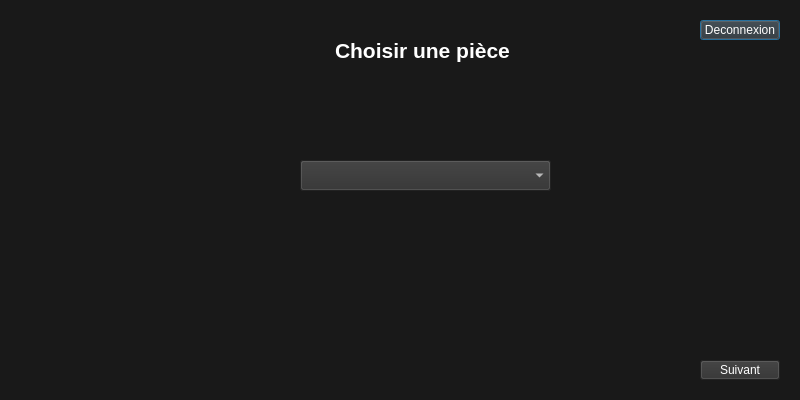
ProjectCDG/IHM, file IHM_Final/welcomepage.ui: the form before one commit.
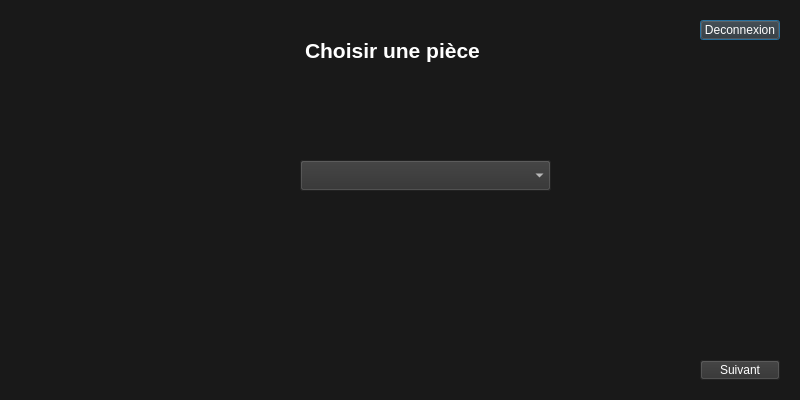
The form after the commit.

Patch:
```diff
--- a/IHM_Final/welcomepage.ui
+++ b/IHM_Final/welcomepage.ui
@@ -19,9 +19,9 @@
   <widget class="QLabel" name="labTitre">
    <property name="geometry">
     <rect>
-     <x>335</x>
+     <x>305</x>
      <y>10</y>
-     <width>181</width>
+     <width>211</width>
      <height>81</height>
     </rect>
    </property>
@@ -95,10 +95,10 @@
   <widget class="QLabel" name="labLogo">
    <property name="geometry">
     <rect>
-     <x>20</x>
-     <y>20</y>
-     <width>200</width>
-     <height>200</height>
+     <x>10</x>
+     <y>10</y>
+     <width>51</width>
+     <height>61</height>
     </rect>
    </property>
    <property name="text">
```
